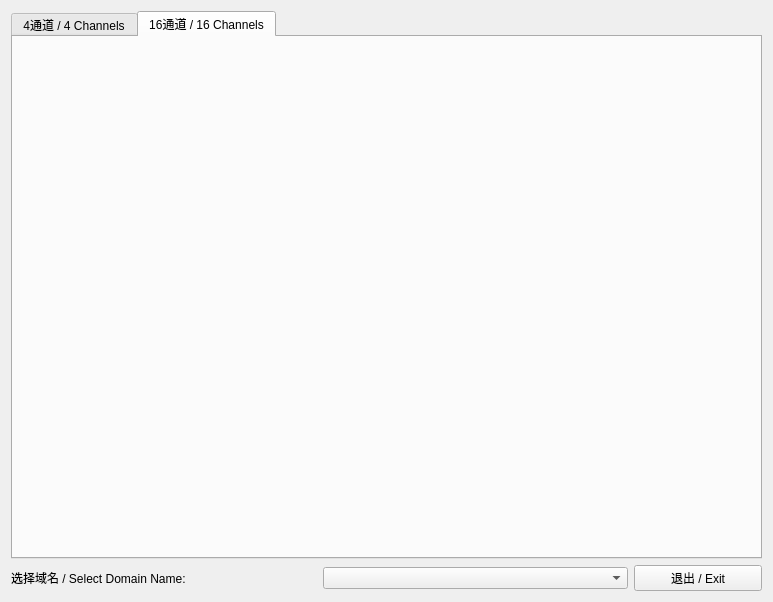
alex-lt-kong/q-rtsp-viewer, file src/mainwindow.ui: the form before one commit.
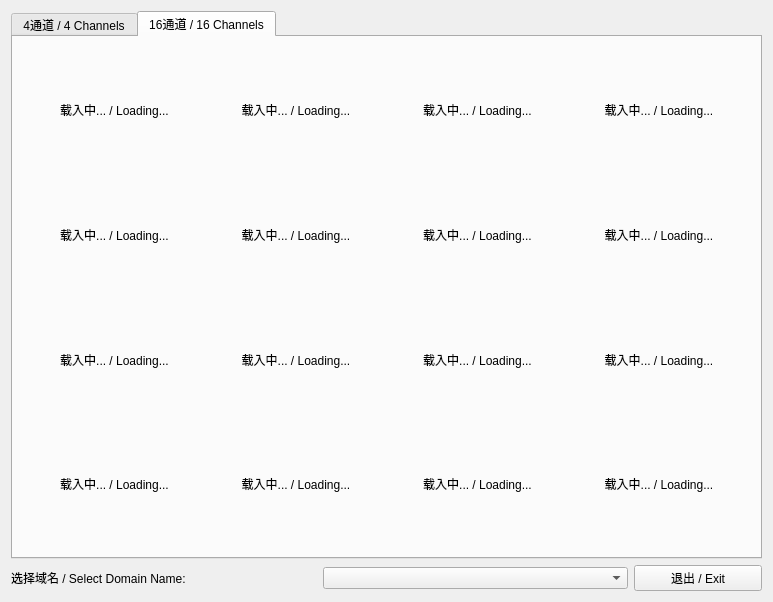
The form after the commit. The open tabs and pages were chosen to show the change. Icons and pictures are not drawn.

Diff of the .ui file:
```diff
--- a/src/mainwindow.ui
+++ b/src/mainwindow.ui
@@ -90,6 +90,310 @@
           <property name="spacing">
            <number>1</number>
           </property>
+          <item row="0" column="0">
+           <widget class="QLabel" name="label16Channel00">
+            <property name="sizePolicy">
+             <sizepolicy hsizetype="Ignored" vsizetype="Ignored">
+              <horstretch>0</horstretch>
+              <verstretch>0</verstretch>
+             </sizepolicy>
+            </property>
+            <property name="text">
+             <string>载入中... / Loading...</string>
+            </property>
+            <property name="alignment">
+             <set>Qt::AlignCenter</set>
+            </property>
+            <property name="margin">
+             <number>1</number>
+            </property>
+           </widget>
+          </item>
+          <item row="1" column="3">
+           <widget class="QLabel" name="label16Channel13">
+            <property name="sizePolicy">
+             <sizepolicy hsizetype="Ignored" vsizetype="Ignored">
+              <horstretch>0</horstretch>
+              <verstretch>0</verstretch>
+             </sizepolicy>
+            </property>
+            <property name="text">
+             <string>载入中... / Loading...</string>
+            </property>
+            <property name="alignment">
+             <set>Qt::AlignCenter</set>
+            </property>
+            <property name="margin">
+             <number>1</number>
+            </property>
+           </widget>
+          </item>
+          <item row="1" column="1">
+           <widget class="QLabel" name="label16Channel11">
+            <property name="sizePolicy">
+             <sizepolicy hsizetype="Ignored" vsizetype="Ignored">
+              <horstretch>0</horstretch>
+              <verstretch>0</verstretch>
+             </sizepolicy>
+            </property>
+            <property name="text">
+             <string>载入中... / Loading...</string>
+            </property>
+            <property name="alignment">
+             <set>Qt::AlignCenter</set>
+            </property>
+            <property name="margin">
+             <number>1</number>
+            </property>
+           </widget>
+          </item>
+          <item row="2" column="3">
+           <widget class="QLabel" name="label16Channel23">
+            <property name="sizePolicy">
+             <sizepolicy hsizetype="Ignored" vsizetype="Ignored">
+              <horstretch>0</horstretch>
+              <verstretch>0</verstretch>
+             </sizepolicy>
+            </property>
+            <property name="text">
+             <string>载入中... / Loading...</string>
+            </property>
+            <property name="alignment">
+             <set>Qt::AlignCenter</set>
+            </property>
+            <property name="margin">
+             <number>1</number>
+            </property>
+           </widget>
+          </item>
+          <item row="0" column="2">
+           <widget class="QLabel" name="label16Channel02">
+            <property name="sizePolicy">
+             <sizepolicy hsizetype="Ignored" vsizetype="Ignored">
+              <horstretch>0</horstretch>
+              <verstretch>0</verstretch>
+             </sizepolicy>
+            </property>
+            <property name="text">
+             <string>载入中... / Loading...</string>
+            </property>
+            <property name="alignment">
+             <set>Qt::AlignCenter</set>
+            </property>
+            <property name="margin">
+             <number>1</number>
+            </property>
+           </widget>
+          </item>
+          <item row="0" column="3">
+           <widget class="QLabel" name="label16Channel03">
+            <property name="sizePolicy">
+             <sizepolicy hsizetype="Ignored" vsizetype="Ignored">
+              <horstretch>0</horstretch>
+              <verstretch>0</verstretch>
+             </sizepolicy>
+            </property>
+            <property name="text">
+             <string>载入中... / Loading...</string>
+            </property>
+            <property name="alignment">
+             <set>Qt::AlignCenter</set>
+            </property>
+            <property name="margin">
+             <number>1</number>
+            </property>
+           </widget>
+          </item>
+          <item row="0" column="1">
+           <widget class="QLabel" name="label16Channel01">
+            <property name="sizePolicy">
+             <sizepolicy hsizetype="Ignored" vsizetype="Ignored">
+              <horstretch>0</horstretch>
+              <verstretch>0</verstretch>
+             </sizepolicy>
+            </property>
+            <property name="text">
+             <string>载入中... / Loading...</string>
+            </property>
+            <property name="alignment">
+             <set>Qt::AlignCenter</set>
+            </property>
+            <property name="margin">
+             <number>1</number>
+            </property>
+           </widget>
+          </item>
+          <item row="2" column="0">
+           <widget class="QLabel" name="label16Channel20">
+            <property name="sizePolicy">
+             <sizepolicy hsizetype="Ignored" vsizetype="Ignored">
+              <horstretch>0</horstretch>
+              <verstretch>0</verstretch>
+             </sizepolicy>
+            </property>
+            <property name="text">
+             <string>载入中... / Loading...</string>
+            </property>
+            <property name="alignment">
+             <set>Qt::AlignCenter</set>
+            </property>
+            <property name="margin">
+             <number>1</number>
+            </property>
+           </widget>
+          </item>
+          <item row="1" column="0">
+           <widget class="QLabel" name="label16Channel10">
+            <property name="sizePolicy">
+             <sizepolicy hsizetype="Ignored" vsizetype="Ignored">
+              <horstretch>0</horstretch>
+              <verstretch>0</verstretch>
+             </sizepolicy>
+            </property>
+            <property name="text">
+             <string>载入中... / Loading...</string>
+            </property>
+            <property name="alignment">
+             <set>Qt::AlignCenter</set>
+            </property>
+            <property name="margin">
+             <number>1</number>
+            </property>
+           </widget>
+          </item>
+          <item row="1" column="2">
+           <widget class="QLabel" name="label16Channel12">
+            <property name="sizePolicy">
+             <sizepolicy hsizetype="Ignored" vsizetype="Ignored">
+              <horstretch>0</horstretch>
+              <verstretch>0</verstretch>
+             </sizepolicy>
+            </property>
+            <property name="text">
+             <string>载入中... / Loading...</string>
+            </property>
+            <property name="alignment">
+             <set>Qt::AlignCenter</set>
+            </property>
+            <property name="margin">
+             <number>1</number>
+            </property>
+           </widget>
+          </item>
+          <item row="2" column="2">
+           <widget class="QLabel" name="label16Channel22">
+            <property name="sizePolicy">
+             <sizepolicy hsizetype="Ignored" vsizetype="Ignored">
+              <horstretch>0</horstretch>
+              <verstretch>0</verstretch>
+             </sizepolicy>
+            </property>
+            <property name="text">
+             <string>载入中... / Loading...</string>
+            </property>
+            <property name="alignment">
+             <set>Qt::AlignCenter</set>
+            </property>
+            <property name="margin">
+             <number>1</number>
+            </property>
+           </widget>
+          </item>
+          <item row="2" column="1">
+           <widget class="QLabel" name="label16Channel21">
+            <property name="sizePolicy">
+             <sizepolicy hsizetype="Ignored" vsizetype="Ignored">
+              <horstretch>0</horstretch>
+              <verstretch>0</verstretch>
+             </sizepolicy>
+            </property>
+            <property name="text">
+             <string>载入中... / Loading...</string>
+            </property>
+            <property name="alignment">
+             <set>Qt::AlignCenter</set>
+            </property>
+            <property name="margin">
+             <number>1</number>
+            </property>
+           </widget>
+          </item>
+          <item row="3" column="0">
+           <widget class="QLabel" name="label16Channel30">
+            <property name="sizePolicy">
+             <sizepolicy hsizetype="Ignored" vsizetype="Ignored">
+              <horstretch>0</horstretch>
+              <verstretch>0</verstretch>
+             </sizepolicy>
+            </property>
+            <property name="text">
+             <string>载入中... / Loading...</string>
+            </property>
+            <property name="alignment">
+             <set>Qt::AlignCenter</set>
+            </property>
+            <property name="margin">
+             <number>1</number>
+            </property>
+           </widget>
+          </item>
+          <item row="3" column="1">
+           <widget class="QLabel" name="label16Channel31">
+            <property name="sizePolicy">
+             <sizepolicy hsizetype="Ignored" vsizetype="Ignored">
+              <horstretch>0</horstretch>
+              <verstretch>0</verstretch>
+             </sizepolicy>
+            </property>
+            <property name="text">
+             <string>载入中... / Loading...</string>
+            </property>
+            <property name="alignment">
+             <set>Qt::AlignCenter</set>
+            </property>
+            <property name="margin">
+             <number>1</number>
+            </property>
+           </widget>
+          </item>
+          <item row="3" column="2">
+           <widget class="QLabel" name="label16Channel32">
+            <property name="sizePolicy">
+             <sizepolicy hsizetype="Ignored" vsizetype="Ignored">
+              <horstretch>0</horstretch>
+              <verstretch>0</verstretch>
+             </sizepolicy>
+            </property>
+            <property name="text">
+             <string>载入中... / Loading...</string>
+            </property>
+            <property name="alignment">
+             <set>Qt::AlignCenter</set>
+            </property>
+            <property name="margin">
+             <number>1</number>
+            </property>
+           </widget>
+          </item>
+          <item row="3" column="3">
+           <widget class="QLabel" name="label16Channel33">
+            <property name="sizePolicy">
+             <sizepolicy hsizetype="Ignored" vsizetype="Ignored">
+              <horstretch>0</horstretch>
+              <verstretch>0</verstretch>
+             </sizepolicy>
+            </property>
+            <property name="text">
+             <string>载入中... / Loading...</string>
+            </property>
+            <property name="alignment">
+             <set>Qt::AlignCenter</set>
+            </property>
+            <property name="margin">
+             <number>1</number>
+            </property>
+           </widget>
+          </item>
          </layout>
         </item>
        </layout>
```
Left out of the diff: 40 changed lines with no effect on the pictures.
